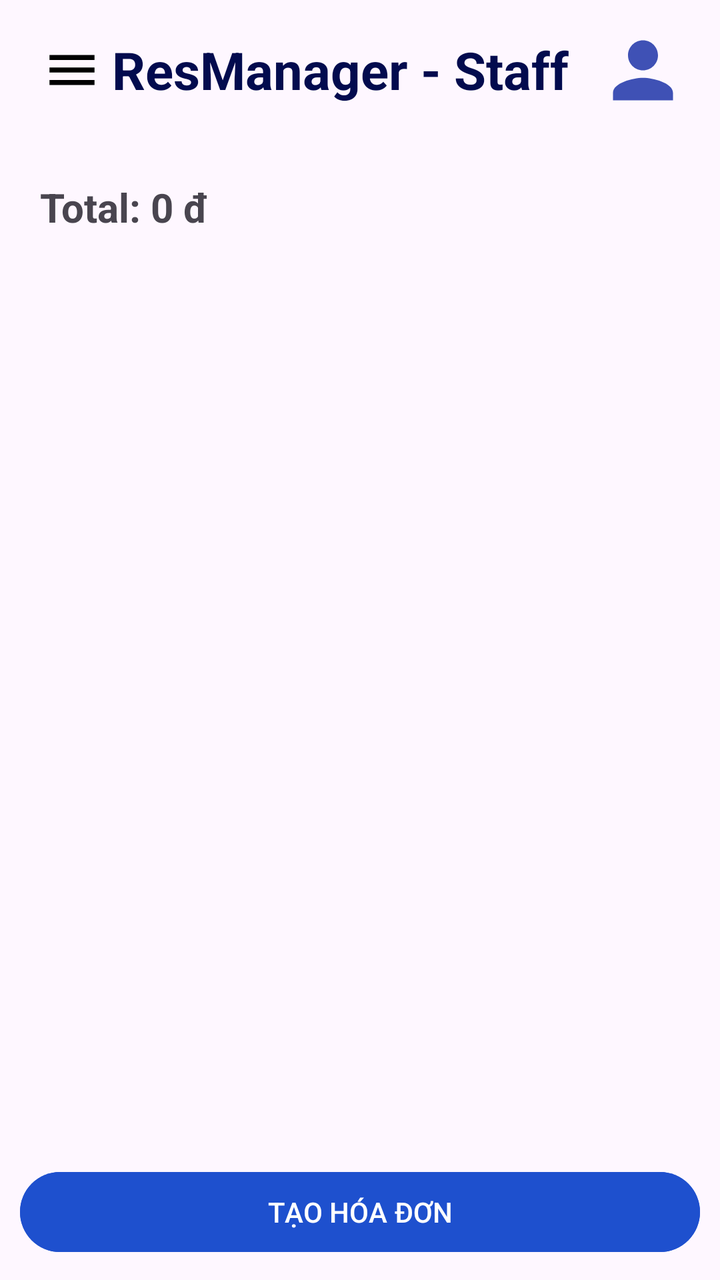
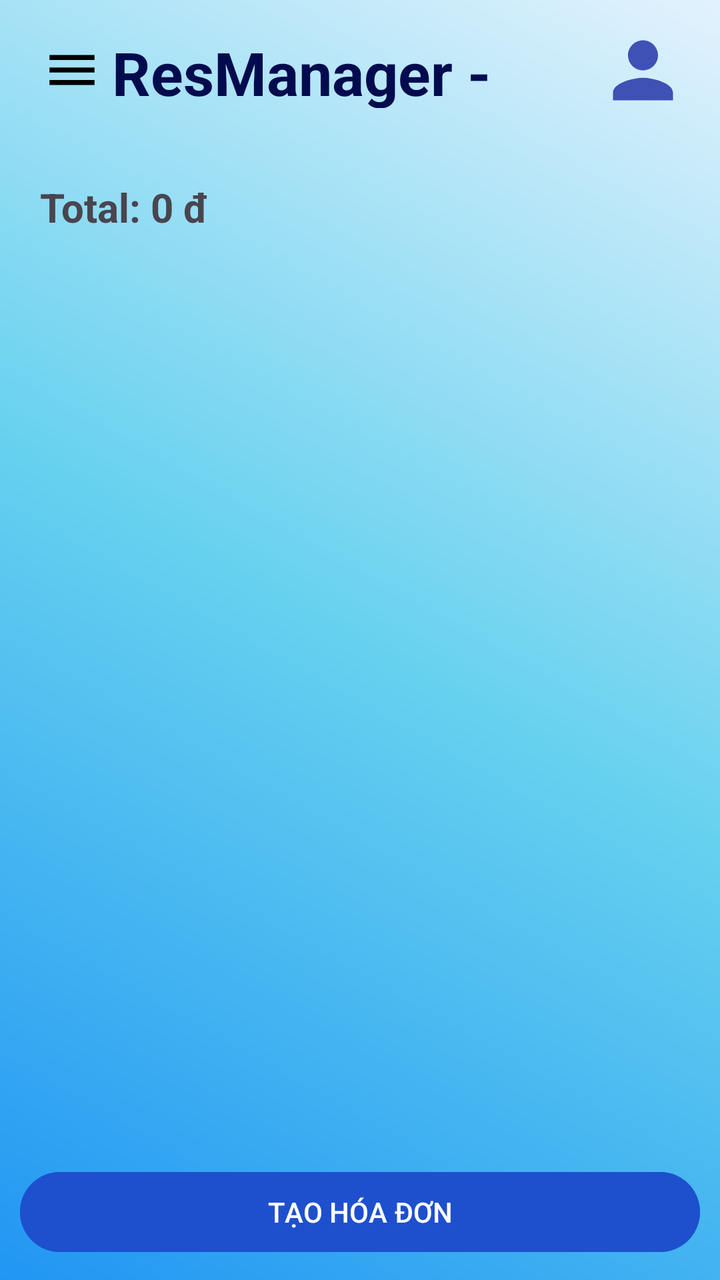

Before-and-after screenshots of an Android layout around one commit, followed by the original layout XML and the change that was made.
<!-- AndroidManifest.xml: application theme Theme.ProjectCK -->
<!-- res/layout/activity_cart.xml -->
<?xml version="1.0" encoding="utf-8"?>
<androidx.drawerlayout.widget.DrawerLayout
    xmlns:android="http://schemas.android.com/apk/res/android"
    xmlns:app="http://schemas.android.com/apk/res-auto"
    xmlns:tools="http://schemas.android.com/tools"
    android:id="@+id/drawerLayout"
    android:layout_width="match_parent"
    android:layout_height="match_parent"
    tools:context=".StaffHomeActivity">

    <androidx.constraintlayout.widget.ConstraintLayout
        android:layout_width="match_parent"
        android:layout_height="match_parent">

        <LinearLayout
            android:id="@+id/topBar"
            android:layout_width="match_parent"
            android:layout_height="70dp"
            android:orientation="horizontal"
            android:padding="16dp"
            android:gravity="center_vertical"
            app:layout_constraintTop_toTopOf="parent"
            tools:ignore="UseCompoundDrawables">

            <ImageView
                android:id="@+id/imgMenu"
                android:layout_width="40dp"
                android:layout_height="40dp"
                android:padding="5dp"
                android:src="@drawable/ic_menu" />

            <TextView
                android:layout_width="0dp"
                android:layout_height="wrap_content"
                android:layout_weight="1"
                android:text="ResManager - Staff"
                android:textStyle="bold"
                android:textSize="26sp"
                android:textColor="#020B4E"
                tools:ignore="HardcodedText" />

            <ImageView
                android:id="@+id/imgProfile"
                android:layout_width="45dp"
                android:layout_height="45dp"
                android:scaleType="fitXY"
                android:src="@drawable/baseline_person_24" />

        </LinearLayout>

        <LinearLayout
            android:layout_width="0dp"
            android:layout_height="0dp"
            android:orientation="vertical"
            android:padding="10dp"
            app:layout_constraintTop_toBottomOf="@id/topBar"
            app:layout_constraintBottom_toBottomOf="parent"
            app:layout_constraintStart_toStartOf="parent"
            app:layout_constraintEnd_toEndOf="parent">

            <TextView
                android:id="@+id/txtTotal"
                android:layout_width="match_parent"
                android:layout_height="wrap_content"
                android:text="Total: 0 đ"
                android:textSize="20sp"
                android:textStyle="bold"
                android:padding="10dp"/>

            <androidx.recyclerview.widget.RecyclerView
                android:id="@+id/recyclerCart"
                android:layout_width="match_parent"
                android:layout_height="0dp"
                android:layout_weight="1"
                android:padding="5dp"/>

            <Button
                android:id="@+id/btnCheckout"
                android:layout_width="match_parent"
                android:layout_height="wrap_content"
                android:text="TẠO HÓA ĐƠN"
                android:backgroundTint="@color/button_color"/>

        </LinearLayout>

    </androidx.constraintlayout.widget.ConstraintLayout>

    <com.google.android.material.navigation.NavigationView
        android:id="@+id/navView"
        android:layout_width="280dp"
        android:layout_height="match_parent"
        android:layout_gravity="start"
        android:background="@android:color/white"
        app:menu="@menu/staff_drawer_menu"
        app:itemTextAppearance="@style/NavTextStyle" />

</androidx.drawerlayout.widget.DrawerLayout>
<!-- resources referenced by this layout -->
<resources>
  <color name="button_color">#1E50CE</color>
  <!-- drawable baseline_person_24 (drawable) -->
  <vector xmlns:android="http://schemas.android.com/apk/res/android" android:height="24dp" android:tint="#3F51B5" android:viewportHeight="24" android:viewportWidth="24" android:width="24dp">
        
      <path android:fillColor="@android:color/white" android:pathData="M12,12c2.21,0 4,-1.79 4,-4s-1.79,-4 -4,-4 -4,1.79 -4,4 1.79,4 4,4zM12,14c-2.67,0 -8,1.34 -8,4v2h16v-2c0,-2.66 -5.33,-4 -8,-4z"/>
      
  </vector>
  <!-- drawable ic_menu (drawable) -->
  <vector xmlns:android="http://schemas.android.com/apk/res/android"
      android:width="24dp"
      android:height="24dp"
      android:viewportWidth="24"
      android:viewportHeight="24">
    <path
        android:fillColor="#FF000000"
        android:pathData="M3,18h18v-2H3v2zM3,13h18v-2H3v2zM3,6v2h18V6H3z"/>
  </vector>
  <style name="NavTextStyle">
          <item name="android:textSize">18sp</item>
          <item name="android:textStyle">bold</item>
          <item name="android:fontFamily">sans-serif-medium</item>
      </style>
  <style name="Theme.ProjectCK" parent="Base.Theme.ProjectCK" />
  <style name="Base.Theme.ProjectCK" parent="Theme.Material3.DayNight.NoActionBar">
          
          
      </style>
</resources>

<!-- the commit's change to res/layout/activity_cart.xml (unified diff, before → after) -->
@@ -6,7 +6,8 @@
     android:id="@+id/drawerLayout"
     android:layout_width="match_parent"
     android:layout_height="match_parent"
-    tools:context=".StaffHomeActivity">
+    tools:context=".StaffHomeActivity"
+    android:background="@drawable/bg_gradient">
 
     <androidx.constraintlayout.widget.ConstraintLayout
         android:layout_width="match_parent"
@@ -35,7 +36,7 @@
                 android:layout_weight="1"
                 android:text="ResManager - Staff"
                 android:textStyle="bold"
-                android:textSize="26sp"
+                android:textSize="30sp"
                 android:textColor="#020B4E"
                 tools:ignore="HardcodedText" />
 
<!-- resource entries referenced after the edit -->
@@ -7,6 +7,14 @@
       <path android:fillColor="@android:color/white" android:pathData="M12,12c2.21,0 4,-1.79 4,-4s-1.79,-4 -4,-4 -4,1.79 -4,4 1.79,4 4,4zM12,14c-2.67,0 -8,1.34 -8,4v2h16v-2c0,-2.66 -5.33,-4 -8,-4z"/>
       
   </vector>
+  <!-- drawable bg_gradient (drawable) -->
+  <shape xmlns:android="http://schemas.android.com/apk/res/android">
+      <gradient
+          android:startColor="#2196F3"
+          android:centerColor="#66D1EF"
+          android:endColor="#E3F2FD"
+          android:angle="45"/>
+  </shape>
   <!-- drawable ic_menu (drawable) -->
   <vector xmlns:android="http://schemas.android.com/apk/res/android"
       android:width="24dp"
